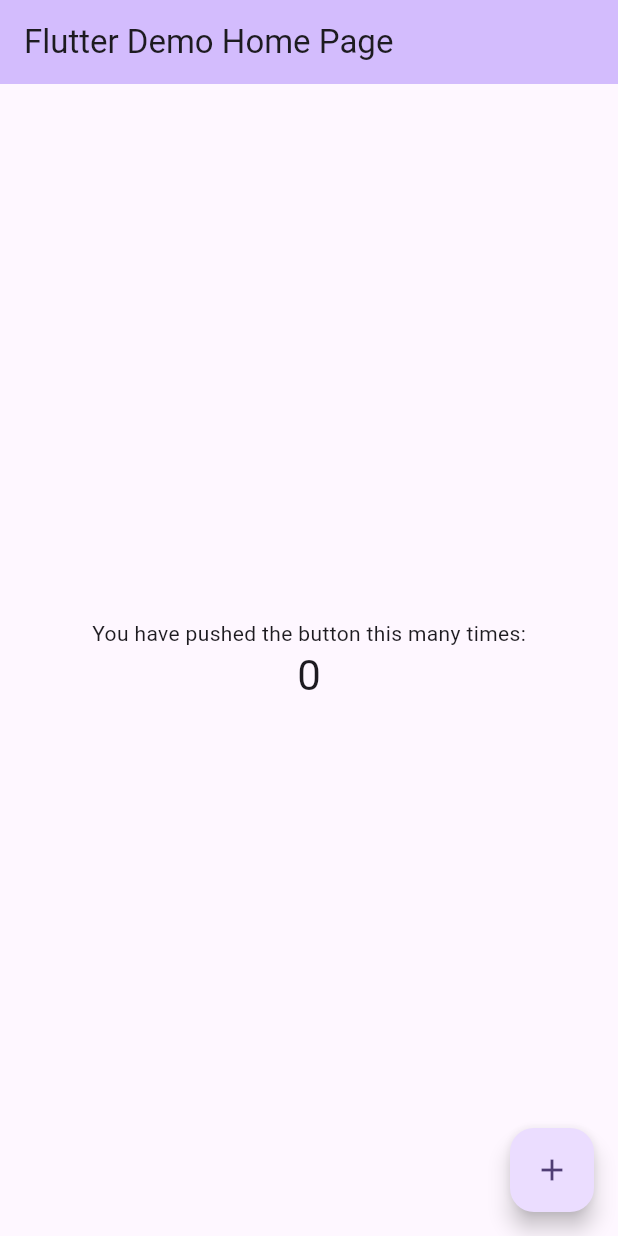
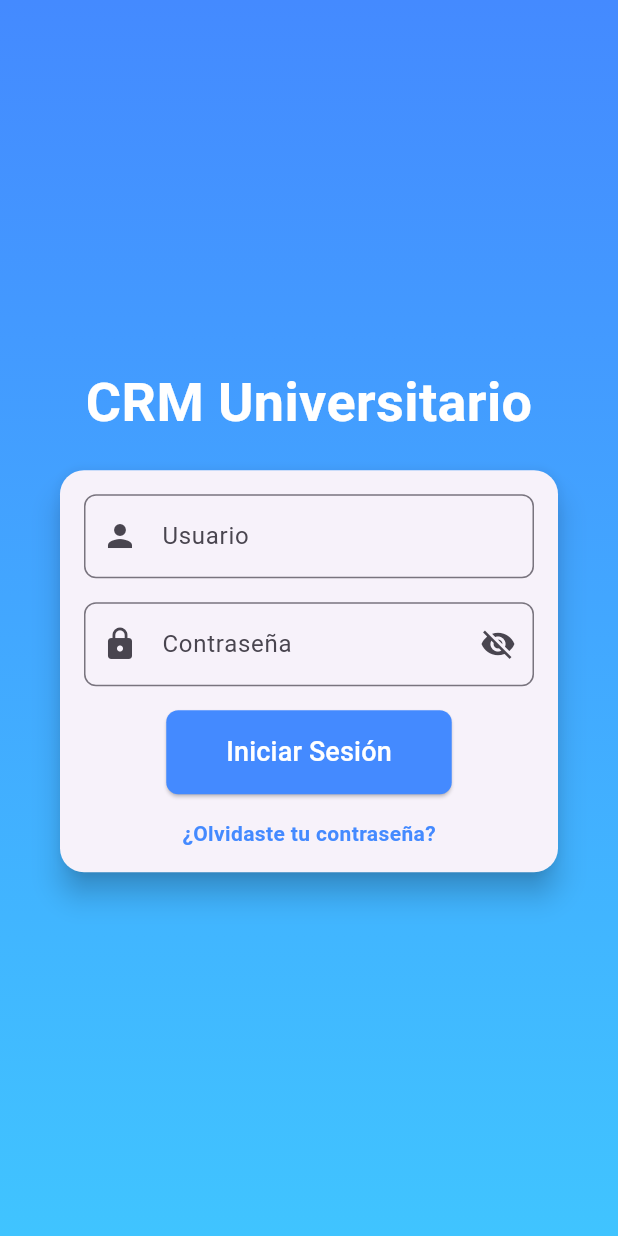
Before and after one commit to laenvidiadelsur/CRM_Application, a Flutter app: the screen it shows after launch, on a phone screen of 412 x 824 dp. Run offline on Flutter 3.47's test engine with Material 3 defaults, Android fonts, the phone set to English and light mode, and no system bars.

```diff
--- a/lib/main.dart
+++ b/lib/main.dart
@@ -1,125 +1,34 @@
 import 'package:flutter/material.dart';
+import 'package:project/providers/auth_provider.dart';
+import 'screens/login/login.dart';
+import 'routes/app_routes.dart';
+
+import 'package:flutter/material.dart';
+import 'package:provider/provider.dart';
 
 void main() {
-  runApp(const MyApp());
+  runApp(
+    MultiProvider(
+      providers: [
+        ChangeNotifierProvider(
+            create: (_) => AuthProvider()), // Proveedor de autenticación
+      ],
+      child: MyApp(),
+    ),
+  );
 }
 
 class MyApp extends StatelessWidget {
-  const MyApp({super.key});
-
-  // This widget is the root of your application.
   @override
   Widget build(BuildContext context) {
     return MaterialApp(
-      title: 'Flutter Demo',
+      debugShowCheckedModeBanner: false,
+      title: 'CRM Universitario',
       theme: ThemeData(
-        // This is the theme of your application.
-        //
-        // TRY THIS: Try running your application with "flutter run". You'll see
-        // the application has a purple toolbar. Then, without quitting the app,
-        // try changing the seedColor in the colorScheme below to Colors.green
-        // and then invoke "hot reload" (save your changes or press the "hot
-        // reload" button in a Flutter-supported IDE, or press "r" if you used
-        // the command line to start the app).
-        //
-        // Notice that the counter didn't reset back to zero; the application
-        // state is not lost during the reload. To reset the state, use hot
-        // restart instead.
-        //
-        // This works for code too, not just values: Most code changes can be
-        // tested with just a hot reload.
-        colorScheme: ColorScheme.fromSeed(seedColor: Colors.deepPurple),
-        useMaterial3: true,
+        primarySwatch: Colors.blue,
       ),
-      home: const MyHomePage(title: 'Flutter Demo Home Page'),
+      initialRoute: AppRoutes.login,
+      onGenerateRoute: AppRoutes.generateRoute,
     );
   }
 }
-
-class MyHomePage extends StatefulWidget {
-  const MyHomePage({super.key, required this.title});
-
-  // This widget is the home page of your application. It is stateful, meaning
-  // that it has a State object (defined below) that contains fields that affect
-  // how it looks.
-
-  // This class is the configuration for the state. It holds the values (in this
-  // case the title) provided by the parent (in this case the App widget) and
-  // used by the build method of the State. Fields in a Widget subclass are
-  // always marked "final".
-
-  final String title;
-
-  @override
-  State<MyHomePage> createState() => _MyHomePageState();
-}
-
-class _MyHomePageState extends State<MyHomePage> {
-  int _counter = 0;
-
-  void _incrementCounter() {
-    setState(() {
-      // This call to setState tells the Flutter framework that something has
-      // changed in this State, which causes it to rerun the build method below
-      // so that the display can reflect the updated values. If we changed
-      // _counter without calling setState(), then the build method would not be
-      // called again, and so nothing would appear to happen.
-      _counter++;
-    });
-  }
-
-  @override
-  Widget build(BuildContext context) {
-    // This method is rerun every time setState is called, for instance as done
-    // by the _incrementCounter method above.
-    //
-    // The Flutter framework has been optimized to make rerunning build methods
-    // fast, so that you can just rebuild anything that needs updating rather
-    // than having to individually change instances of widgets.
-    return Scaffold(
-      appBar: AppBar(
-        // TRY THIS: Try changing the color here to a specific color (to
-        // Colors.amber, perhaps?) and trigger a hot reload to see the AppBar
-        // change color while the other colors stay the same.
-        backgroundColor: Theme.of(context).colorScheme.inversePrimary,
-        // Here we take the value from the MyHomePage object that was created by
-        // the App.build method, and use it to set our appbar title.
-        title: Text(widget.title),
-      ),
-      body: Center(
-        // Center is a layout widget. It takes a single child and positions it
-        // in the middle of the parent.
-        child: Column(
-          // Column is also a layout widget. It takes a list of children and
-          // arranges them vertically. By default, it sizes itself to fit its
-          // children horizontally, and tries to be as tall as its parent.
-          //
-          // Column has various properties to control how it sizes itself and
-          // how it positions its children. Here we use mainAxisAlignment to
-          // center the children vertically; the main axis here is the vertical
-          // axis because Columns are vertical (the cross axis would be
-          // horizontal).
-          //
-          // TRY THIS: Invoke "debug painting" (choose the "Toggle Debug Paint"
-          // action in the IDE, or press "p" in the console), to see the
-          // wireframe for each widget.
-          mainAxisAlignment: MainAxisAlignment.center,
-          children: <Widget>[
-            const Text(
-              'You have pushed the button this many times:',
-            ),
-            Text(
-              '$_counter',
-              style: Theme.of(context).textTheme.headlineMedium,
-            ),
-          ],
-        ),
-      ),
-      floatingActionButton: FloatingActionButton(
-        onPressed: _incrementCounter,
-        tooltip: 'Increment',
-        child: const Icon(Icons.add),
-      ), // This trailing comma makes auto-formatting nicer for build methods.
-    );
-  }
-}
--- /dev/null
+++ b/lib/providers/auth_provider.dart
@@ -0,0 +1,29 @@
+import 'package:flutter/material.dart';
+import 'package:project/services/auth_service.dart';
+
+class AuthProvider with ChangeNotifier {
+  bool _isAuthenticated = false;
+  String _token = '';
+
+  bool get isAuthenticated => _isAuthenticated;
+
+  Future<void> login(String username, String password) async {
+    final result = await AuthService().login(username, password);
+
+    if (result['success']) {
+      _token = result['token'];
+      _isAuthenticated = true;
+    } else {
+      _isAuthenticated = false;
+      // Puedes manejar errores aquí
+    }
+
+    notifyListeners();
+  }
+
+  void logout() {
+    _isAuthenticated = false;
+    _token = '';
+    notifyListeners();
+  }
+}
--- /dev/null
+++ b/lib/routes/app_routes.dart
@@ -0,0 +1,25 @@
+import 'package:flutter/material.dart';
+import 'package:project/screens/login/login.dart';
+
+class AppRoutes {
+  // Definición de las rutas como constantes
+  static const String login = '/login';
+  static const String home = '/home';
+  static const String dashboard = '/dashboard';
+
+  // Función para generar rutas según el nombre
+  static Route<dynamic> generateRoute(RouteSettings settings) {
+    switch (settings.name) {
+      case login:
+        return MaterialPageRoute(builder: (_) => LoginScreen());
+      default:
+        return MaterialPageRoute(
+          builder: (_) => Scaffold(
+            body: Center(
+              child: Text('Página no encontrada: ${settings.name}'),
+            ),
+          ),
+        );
+    }
+  }
+}
--- /dev/null
+++ b/lib/screens/login/login.dart
@@ -0,0 +1,171 @@
+import 'package:flutter/material.dart';
+import 'package:project/providers/auth_provider.dart';
+import 'package:provider/provider.dart';
+
+class LoginScreen extends StatefulWidget {
+  @override
+  _LoginScreenState createState() => _LoginScreenState();
+}
+
+class _LoginScreenState extends State<LoginScreen> {
+  final _usernameController = TextEditingController();
+  final _passwordController = TextEditingController();
+  bool _isLoading = false;
+  bool _passwordVisible = false;
+
+  @override
+  Widget build(BuildContext context) {
+    final authProvider = Provider.of<AuthProvider>(context);
+
+    return Scaffold(
+      body: Stack(
+        children: [
+          // Fondo con degradado
+          Container(
+            decoration: BoxDecoration(
+              gradient: LinearGradient(
+                colors: [Colors.blueAccent, Colors.lightBlueAccent],
+                begin: Alignment.topCenter,
+                end: Alignment.bottomCenter,
+              ),
+            ),
+          ),
+          Center(
+            child: SingleChildScrollView(
+              padding: const EdgeInsets.symmetric(horizontal: 24.0),
+              child: Column(
+                mainAxisAlignment: MainAxisAlignment.center,
+                children: [
+                  // Logo o título del CRM
+                  Text(
+                    'CRM Universitario',
+                    style: TextStyle(
+                      fontSize: 36,
+                      fontWeight: FontWeight.bold,
+                      color: Colors.white,
+                    ),
+                  ),
+                  SizedBox(height: 20),
+
+                  // Tarjeta de login
+                  Card(
+                    elevation: 8.0,
+                    shape: RoundedRectangleBorder(
+                      borderRadius: BorderRadius.circular(16),
+                    ),
+                    margin: EdgeInsets.symmetric(horizontal: 16.0),
+                    child: Padding(
+                      padding: const EdgeInsets.all(16.0),
+                      child: Column(
+                        children: [
+                          // Campo de Usuario
+                          TextField(
+                            controller: _usernameController,
+                            decoration: InputDecoration(
+                              labelText: 'Usuario',
+                              prefixIcon: Icon(Icons.person),
+                              border: OutlineInputBorder(
+                                borderRadius: BorderRadius.circular(8.0),
+                              ),
+                            ),
+                          ),
+                          SizedBox(height: 16),
+
+                          // Campo de Contraseña
+                          TextField(
+                            controller: _passwordController,
+                            obscureText: !_passwordVisible,
+                            decoration: InputDecoration(
+                              labelText: 'Contraseña',
+                              prefixIcon: Icon(Icons.lock),
+                              suffixIcon: IconButton(
+                                icon: Icon(
+                                  _passwordVisible
+                                      ? Icons.visibility
+                                      : Icons.visibility_off,
+                                ),
+                                onPressed: () {
+                                  setState(() {
+                                    _passwordVisible = !_passwordVisible;
+                                  });
+                                },
+                              ),
+                              border: OutlineInputBorder(
+                                borderRadius: BorderRadius.circular(8.0),
+                              ),
+                            ),
+                          ),
+                          SizedBox(height: 16),
+
+                          // Botón de Iniciar Sesión
+                          _isLoading
+                              ? CircularProgressIndicator()
+                              : ElevatedButton(
+                                  onPressed: _login,
+                                  style: ElevatedButton.styleFrom(
+                                    padding: EdgeInsets.symmetric(
+                                        horizontal: 40, vertical: 15),
+                                    backgroundColor: Colors.blueAccent,
+                                    shape: RoundedRectangleBorder(
+                                      borderRadius: BorderRadius.circular(8.0),
+                                    ),
+                                  ),
+                                  child: Text(
+                                    'Iniciar Sesión',
+                                    style: TextStyle(
+                                      fontSize: 18,
+                                      color: Colors.white,
+                                    ),
+                                  ),
+                                ),
+                          SizedBox(height: 16),
+
+                          // Enlace de "Olvidé mi contraseña"
+                          GestureDetector(
+                            onTap: () {
+                              // Navegar a la pantalla de recuperación de contraseña
+                            },
+                            child: Text(
+                              '¿Olvidaste tu contraseña?',
+                              style: TextStyle(
+                                color: Colors.blueAccent,
+                                fontWeight: FontWeight.bold,
+                              ),
+                            ),
+                          ),
+
+                          // Mostrar mensaje de error si ocurre
+                        ],
+                      ),
+                    ),
+                  ),
+                ],
+              ),
+            ),
+          ),
+        ],
+      ),
+    );
+  }
+
+  // Función de login
+  void _login() async {
+    setState(() {
+      _isLoading = true;
+    });
+
+    final authProvider = Provider.of<AuthProvider>(context, listen: false);
+    await authProvider.login(
+      _usernameController.text,
+      _passwordController.text,
+    );
+
+    setState(() {
+      _isLoading = false;
+    });
+
+    if (authProvider.isAuthenticated) {
+      Navigator.pushReplacementNamed(context, '/home');
+    }
+  }
+}
--- /dev/null
+++ b/lib/services/auth_service.dart
@@ -0,0 +1,25 @@
+import 'dart:convert';
+import 'package:http/http.dart' as http;
+
+class AuthService {
+  final String baseUrl = 'http://tu-servidor:3000'; // Cambia por tu URL
+
+  Future<Map<String, dynamic>> login(String username, String password) async {
+    final url = Uri.parse('$baseUrl/login');
+
+    final response = await http.post(
+      url,
+      headers: {'Content-Type': 'application/json'},
+      body: jsonEncode({
+        'username': username,
+        'password': password,
+      }),
+    );
+
+    if (response.statusCode == 200) {
+      return jsonDecode(response.body);
+    } else {
+      return {'success': false, 'message': 'Error en la conexión'};
+    }
+  }
+}
--- a/pubspec.yaml
+++ b/pubspec.yaml
@@ -2,7 +2,7 @@ name: project
 description: "A new Flutter project."
 # The following line prevents the package from being accidentally published to
 # pub.dev using `flutter pub publish`. This is preferred for private packages.
-publish_to: 'none' # Remove this line if you wish to publish to pub.dev
+publish_to: "none" # Remove this line if you wish to publish to pub.dev
 
 # The following defines the version and build number for your application.
 # A version number is three numbers separated by dots, like 1.2.43
@@ -30,11 +30,12 @@ environment:
 dependencies:
   flutter:
     sdk: flutter
-
+  provider: ^6.1.2
 
   # The following adds the Cupertino Icons font to your application.
   # Use with the CupertinoIcons class for iOS style icons.
   cupertino_icons: ^1.0.8
+  http: ^1.2.2
 
 dev_dependencies:
   flutter_test:
@@ -52,7 +53,6 @@ dev_dependencies:
 
 # The following section is specific to Flutter packages.
 flutter:
-
   # The following line ensures that the Material Icons font is
   # included with your application, so that you can use the icons in
   # the material Icons class.
```
Also changed, not shown: pubspec.lock.
